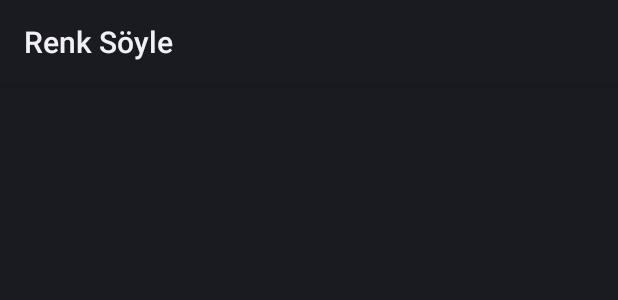
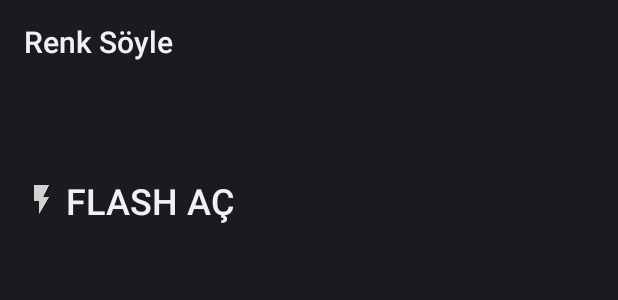
Before and after one commit to hhy89/Kameradan-Renk-Soyle, an Android app: the layout activity_camera.xml on its own in the app's theme, with its tools: preview values and no code run, on a phone screen of 412 x 824 dp. Shown: the top 300 px of the screen. Run offline under Robolectric (Android 15) with nearby library versions, the phone set to English and light mode, and no system bars.

Commit message:
Versiyon 3.1
- Renk kodu yazımındaki renk kodları kaldırıldı. Sadece renk ismi
yazacak hale getirildi.
- Flash açıp kapatmak için yeni buton eklendi.

```diff
--- a/app/build.gradle
+++ b/app/build.gradle
@@ -7,8 +7,8 @@ android {
         applicationId "com.hhy.camera.color.teller"
         minSdkVersion 9
         targetSdkVersion 25
-        versionCode 6
-        versionName "3.0"
+        versionCode 7
+        versionName "3.1"
         testInstrumentationRunner "android.support.test.runner.AndroidJUnitRunner"
     }
     buildTypes {
--- a/app/src/main/res/layout-large/activity_camera.xml
+++ b/app/src/main/res/layout-large/activity_camera.xml
@@ -24,29 +24,28 @@
             android:orientation="vertical" >
 
         	<TextView
-                android:id="@+id/camera_result2_textview"
+                android:id="@+id/camera_result_textview"
                 android:layout_width="match_parent"
                 android:layout_height="wrap_content"
                 android:gravity="center"
                 android:tag="layout-large"
-                android:textSize="25sp"
+                android:textSize="45sp"
                 android:padding="5dp"
                 android:textStyle="bold"
                 android:paddingTop="3dp"
                 android:paddingBottom="3dp"
                 android:textAlignment="center" />
 
-            <TextView
-                android:id="@+id/camera_result1_textview"
-                android:layout_width="match_parent"
-                android:layout_height="wrap_content"
-                android:gravity="center"
-                android:textSize="20sp"
-                android:padding="5dp"
-                android:paddingTop="3dp"
-                android:text=" "
-                android:paddingBottom="3dp"
-				tools:ignore="HardcodedText" />
+        <Button
+            android:id="@+id/flash_button"
+            style="?android:attr/borderlessButtonStyle"
+            android:layout_width="wrap_content"
+            android:layout_height="wrap_content"
+            android:alpha="10"
+            android:drawableLeft="@mipmap/hhy_flash_on"
+            android:text="@string/flash_on"
+            android:textSize="30sp"
+            tools:ignore="RtlHardcoded" />
 
         </LinearLayout>
 
--- a/app/src/main/res/layout-xlarge/activity_camera.xml
+++ b/app/src/main/res/layout-xlarge/activity_camera.xml
@@ -24,25 +24,27 @@
             android:orientation="vertical" >
 
             <TextView
-                android:id="@+id/camera_result2_textview"
+                android:id="@+id/camera_result_textview"
                 android:layout_width="match_parent"
                 android:layout_height="wrap_content"
                 android:tag="layout-large"
-                android:textSize="30sp"
+                android:textSize="55sp"
                 android:textStyle="bold"
                 android:padding="5dp"
                 android:paddingTop="6dp"
                 android:paddingBottom="6dp"
                 android:textAlignment="center" />
 
-            <TextView
-                android:id="@+id/camera_result1_textview"
-                android:layout_width="match_parent"
-                android:layout_height="wrap_content"
-                android:textSize="25sp"
-                android:padding="5dp"
-                android:paddingTop="8dp"
-                android:paddingBottom="6dp" />
+        <Button
+            android:id="@+id/flash_button"
+            style="?android:attr/borderlessButtonStyle"
+            android:layout_width="wrap_content"
+            android:layout_height="wrap_content"
+            android:alpha="10"
+            android:drawableLeft="@mipmap/hhy_flash_on"
+            android:text="@string/flash_on"
+            android:textSize="36sp"
+            tools:ignore="RtlHardcoded" />
 
         </LinearLayout>
 
--- a/app/src/main/res/layout/activity_camera.xml
+++ b/app/src/main/res/layout/activity_camera.xml
@@ -24,11 +24,11 @@
             android:orientation="vertical" >
 
             <TextView
-                android:id="@+id/camera_result2_textview"
+                android:id="@+id/camera_result_textview"
                 android:layout_width="match_parent"
                 android:layout_height="fill_parent"
                 android:tag="layout"
-                android:textSize="20sp"
+                android:textSize="36sp"
                 android:textStyle="bold"
                 android:paddingLeft="5dp"
                 android:paddingRight="5dp"
@@ -37,18 +37,17 @@
                 android:textAlignment="center"
                 android:gravity="center" />
 
-            <TextView
-                android:id="@+id/camera_result1_textview"
-                android:layout_width="match_parent"
-                android:layout_height="wrap_content"
-                android:textAlignment="center"
-                android:gravity="center"
-                android:textSize="16sp"
-                android:paddingLeft="5dp"
-                android:paddingRight="5dp"
-                android:paddingTop="1dp"
-                android:paddingBottom="1dp" />
+        <Button
+            android:id="@+id/flash_button"
+            style="?android:attr/borderlessButtonStyle"
+            android:layout_width="wrap_content"
+            android:layout_height="wrap_content"
+            android:alpha="10"
+            android:drawableLeft="@mipmap/hhy_flash_on"
+            android:text="@string/flash_on"
+            android:textSize="24sp"
+            tools:ignore="RtlHardcoded" />
 
-        </LinearLayout>
+    </LinearLayout>
 
 </RelativeLayout>
--- a/app/src/main/res/menu/activity_camera.xml
+++ b/app/src/main/res/menu/activity_camera.xml
@@ -2,7 +2,7 @@
 
     <item
         android:id="@+id/menu_flash"
-        android:title="@string/menu_flash_on"
+        android:title="@string/flash_on"
         android:showAsAction="ifRoom|withText"
         android:icon="@mipmap/hhy_flash_on" />
     <item
--- a/build.gradle
+++ b/build.gradle
@@ -5,7 +5,7 @@ buildscript {
         jcenter()
     }
     dependencies {
-        classpath 'com.android.tools.build:gradle:2.3.0'
+        classpath 'com.android.tools.build:gradle:2.3.1'
 
         // NOTE: Do not place your application dependencies here; they belong
         // in the individual module build.gradle files
```
Also changed, not shown: app/src/main/java/com/hhy/camera/color/teller/CameraActivity.java (+26 -23 lines), app/src/main/res/values/strings.xml (+3 -4 lines).
